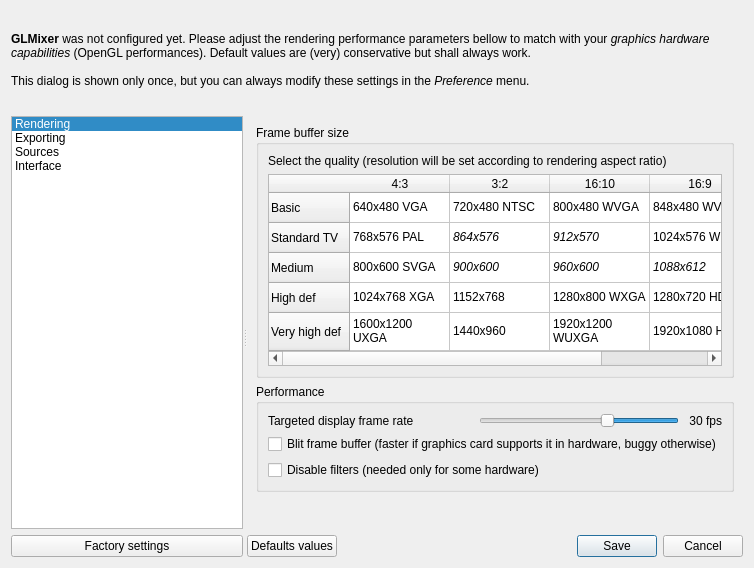
Qt form src/UserPreferencesDialog.ui (markus-wa/glmixer-mirror) before a commit.
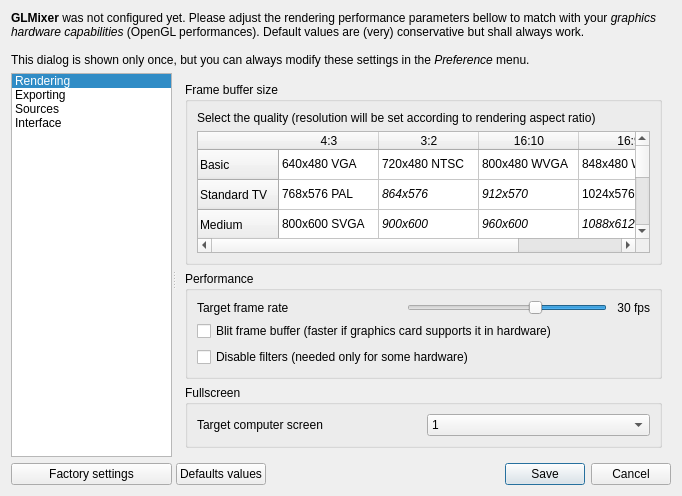
The same form after that commit. Icons and pictures are not drawn. Custom widgets are drawn as their Qt base class.

Commit message: Added option to select fullscreen monitor. Changed saving/restoring of output window configuration.

Diff of the .ui file:
```diff
--- a/src/UserPreferencesDialog.ui
+++ b/src/UserPreferencesDialog.ui
@@ -6,8 +6,8 @@
    <rect>
     <x>0</x>
     <y>0</y>
-    <width>754</width>
-    <height>568</height>
+    <width>682</width>
+    <height>496</height>
    </rect>
   </property>
   <property name="windowTitle">
@@ -447,7 +447,7 @@
                    </sizepolicy>
                   </property>
                   <property name="text">
-                   <string>Targeted display frame rate  </string>
+                   <string>Target frame rate  </string>
                   </property>
                   <property name="buddy">
                    <cstring>updatePeriod</cstring>
@@ -503,7 +503,7 @@
                  <string>Check this if your hardware supports it (save, try, and keep it on if all seems to work).</string>
                 </property>
                 <property name="text">
-                 <string>Blit frame buffer (faster if graphics card supports it in hardware, buggy otherwise)</string>
+                 <string>Blit frame buffer (faster if graphics card supports it in hardware)</string>
                 </property>
                 <property name="checked">
                  <bool>false</bool>
@@ -520,6 +520,46 @@
              </layout>
             </widget>
            </item>
+           <item>
+            <widget class="QGroupBox" name="groupBox_2">
+             <property name="title">
+              <string>Fullscreen</string>
+             </property>
+             <layout class="QHBoxLayout" name="horizontalLayout_5">
+              <item>
+               <widget class="QLabel" name="label_7">
+                <property name="text">
+                 <string>Target computer screen </string>
+                </property>
+               </widget>
+              </item>
+              <item>
+               <widget class="QComboBox" name="fullscreenMonitor">
+                <item>
+                 <property name="text">
+                  <string>1</string>
+                 </property>
+                </item>
+                <item>
+                 <property name="text">
+                  <string>2</string>
+                 </property>
+                </item>
+                <item>
+                 <property name="text">
+                  <string>3</string>
+                 </property>
+                </item>
+                <item>
+                 <property name="text">
+                  <string>4</string>
+                 </property>
+                </item>
+               </widget>
+              </item>
+             </layout>
+            </widget>
+           </item>
            <item>
             <spacer name="verticalSpacerRendering">
              <property name="orientation">
```
Left out of the diff: 9 changed lines with no effect on the pictures. The commit also changes 6 other files.
